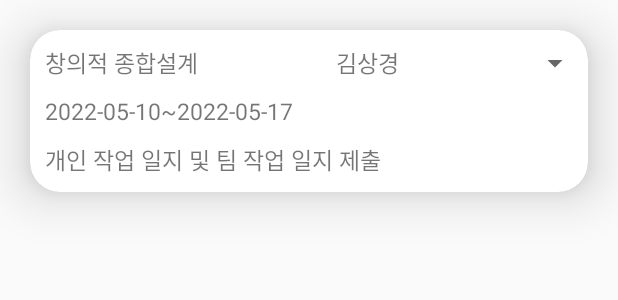
After one commit to DimJe/FinalProject, an Android app: the layout list_item_task.xml on its own in the app's theme, with its tools: preview values and no code run, on a phone screen of 412 x 824 dp. The commit adds this screen. Shown: the top 300 px of the screen. Run offline under Robolectric (Android 15) with nearby library versions, the phone set to English and light mode, and no system bars.

Commit message:
각 날짜별 과제 리스트로 구현

```diff
--- a/app/src/main/java/org/techtown/finalproject/ListView/TaskViewWithList.kt
+++ b/app/src/main/java/org/techtown/finalproject/ListView/TaskViewWithList.kt
@@ -3,6 +3,7 @@ package org.techtown.finalproject.ListView
 import androidx.appcompat.app.AppCompatActivity
 import android.os.Bundle
 import android.util.Log
+import androidx.recyclerview.widget.LinearLayoutManager
 import kotlinx.android.synthetic.main.activity_task_view_with_list.*
 import org.techtown.finalproject.APIViewModel.Taskinfo
 import org.techtown.finalproject.MainActivity.Companion.TAG
@@ -20,5 +21,10 @@ class TaskViewWithList : AppCompatActivity() {
             Log.d(TAG, "onCreate: ${it.endMonth},${it.endDay}")
         }
         monthDay.text = m + "월 " + d + "일의 할 일"
+        taskRecycler.apply {
+
+            this.layoutManager = LinearLayoutManager(this@TaskViewWithList,LinearLayoutManager.VERTICAL,false)
+            this.adapter = ListViewAdapter(tasks)
+        }
     }
 }
--- /dev/null
+++ b/app/src/main/res/drawable/more.xml
@@ -0,0 +1,10 @@
+<vector xmlns:android="http://schemas.android.com/apk/res/android"
+    android:width="24dp"
+    android:height="24dp"
+    android:viewportWidth="24"
+    android:viewportHeight="24"
+    android:tint="?attr/colorControlNormal">
+  <path
+      android:fillColor="@android:color/white"
+      android:pathData="M7,10l5,5 5,-5z"/>
+</vector>
--- a/app/src/main/res/layout/activity_task_view_with_list.xml
+++ b/app/src/main/res/layout/activity_task_view_with_list.xml
@@ -34,7 +34,6 @@
         android:id="@+id/taskRecycler"
         android:layout_width="match_parent"
         android:layout_height="0dp"
-        android:layout_margin="10dp"
         android:layout_weight="9"/>
 
 
--- /dev/null
+++ b/app/src/main/res/layout/list_item_task.xml
@@ -0,0 +1,73 @@
+<?xml version="1.0" encoding="utf-8"?>
+<androidx.cardview.widget.CardView xmlns:android="http://schemas.android.com/apk/res/android"
+    android:layout_width="match_parent"
+    android:layout_height="wrap_content"
+    xmlns:app="http://schemas.android.com/apk/res-auto"
+    android:layout_margin="20dp"
+    app:cardCornerRadius="20dp"
+    app:cardElevation="20dp">
+    <RelativeLayout
+        android:id="@+id/list_item_task"
+        android:layout_width="match_parent"
+        android:layout_height="wrap_content"
+        android:padding="10dp"
+        >
+        <TextView
+            android:id="@+id/courseName"
+            android:layout_width="wrap_content"
+            android:layout_height="wrap_content"
+            android:text="창의적 종합설계"
+            android:layout_alignParentLeft="true"
+            android:textSize="15dp" />
+
+        <TextView
+            android:id="@+id/professor"
+            android:layout_width="wrap_content"
+            android:layout_height="wrap_content"
+            android:layout_toRightOf="@id/courseName"
+            android:layout_toLeftOf="@id/showMore"
+            android:text="김상경"
+            android:gravity="center"
+            android:textSize="15dp" />
+
+        <ImageButton
+            android:tag="0"
+            android:id="@+id/showMore"
+            android:layout_width="wrap_content"
+            android:layout_height="wrap_content"
+            android:layout_alignParentRight="true"
+            android:background="@android:color/transparent"
+            android:src="@drawable/more"
+            android:textSize="20dp" />
+
+        <TextView
+            android:id="@+id/deadLine"
+            android:layout_width="wrap_content"
+            android:layout_height="wrap_content"
+            android:layout_below="@id/courseName"
+            android:layout_marginTop="10dp"
+            android:text="2022-05-10~2022-05-17"
+            android:textSize="15dp" />
+
+        <TextView
+            android:id="@+id/taskName"
+            android:layout_width="wrap_content"
+            android:layout_height="wrap_content"
+            android:layout_below="@id/deadLine"
+            android:layout_marginTop="10dp"
+            android:text="개인 작업 일지 및 팀 작업 일지 제출"
+            android:textSize="15dp" />
+
+        <TextView
+            android:visibility="gone"
+            android:id="@+id/taskContent"
+            android:layout_width="wrap_content"
+            android:layout_height="wrap_content"
+            android:layout_below="@id/taskName"
+            android:layout_marginTop="10dp"
+            android:text="개인 작업 일지 및 팀 작업 일지를 하나의 파일로 압축해 팀장이 제출하세요"
+            android:textSize="15dp" />
+
+
+    </RelativeLayout>
+</androidx.cardview.widget.CardView>
```
Also changed, not shown: app/src/main/java/org/techtown/finalproject/ListView/ListViewAdapter.kt (added, +41 -0 lines), app/src/main/java/org/techtown/finalproject/MainActivity.kt (+5 -20 lines), app/src/main/res/drawable/less.xml (added, +10 -0 lines).
